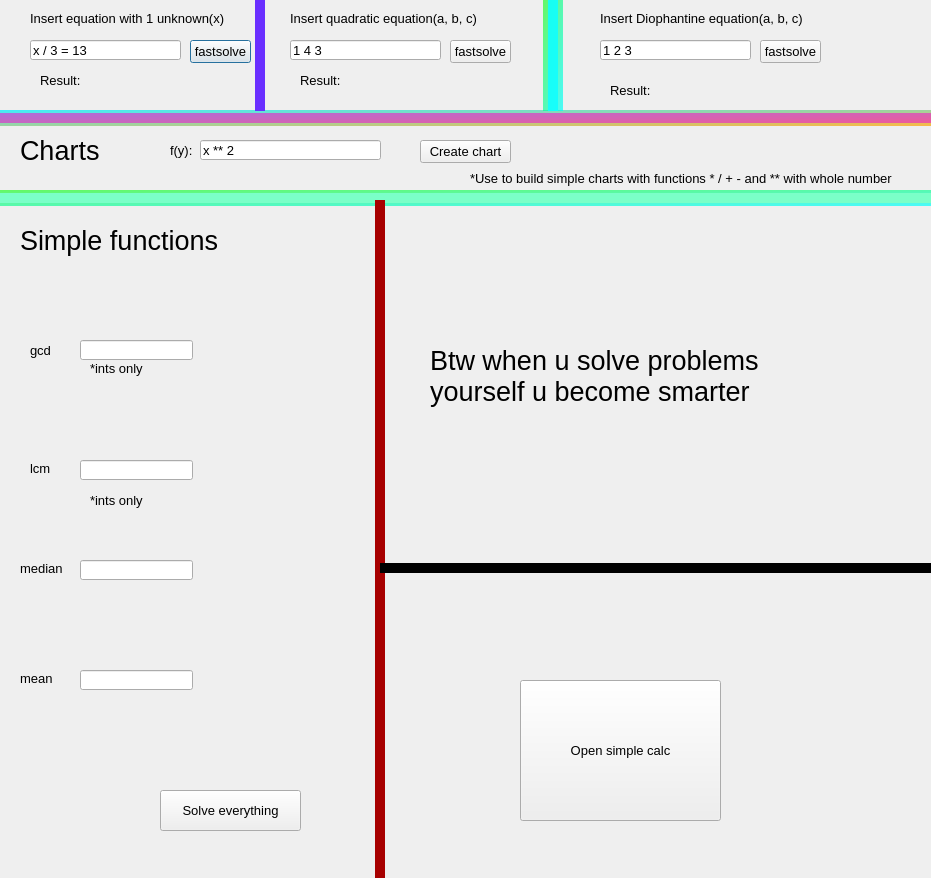
The window that ui_dir/math.ui (aNOOBisTheGod/yandex-lyceum-qt) describes before a commit, drawn with Qt 5.
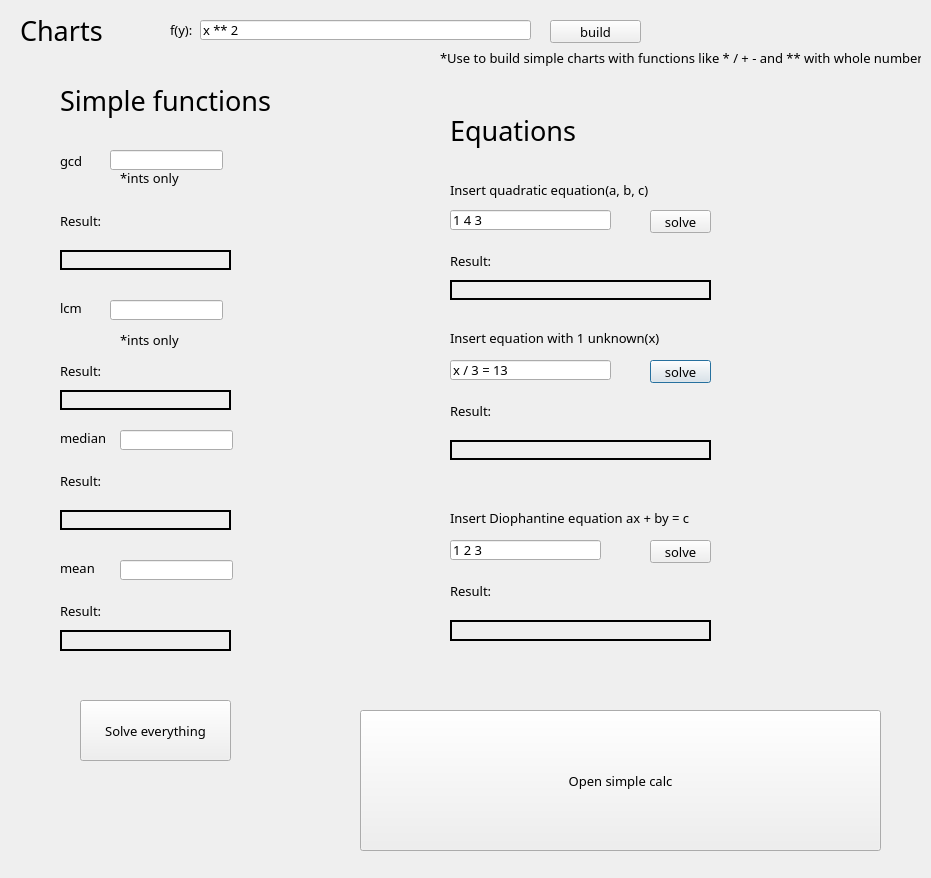
The same window after the commit.

Patch:
```diff
--- a/ui_dir/math.ui
+++ b/ui_dir/math.ui
@@ -12,6 +12,7 @@
   </property>
   <property name="font">
    <font>
+    <family>Atami Oblique</family>
     <pointsize>10</pointsize>
    </font>
   </property>
@@ -21,22 +22,22 @@
   <widget class="QPushButton" name="fs1">
    <property name="geometry">
     <rect>
-     <x>190</x>
-     <y>40</y>
+     <x>650</x>
+     <y>360</y>
      <width>61</width>
      <height>23</height>
     </rect>
    </property>
    <property name="text">
-    <string>fastsolve</string>
+    <string>solve</string>
    </property>
   </widget>
   <widget class="QLabel" name="label">
    <property name="geometry">
     <rect>
-     <x>30</x>
-     <y>10</y>
-     <width>201</width>
+     <x>450</x>
+     <y>330</y>
+     <width>271</width>
      <height>16</height>
     </rect>
    </property>
@@ -52,9 +53,9 @@
   <widget class="QLineEdit" name="eq1">
    <property name="geometry">
     <rect>
-     <x>30</x>
-     <y>40</y>
-     <width>151</width>
+     <x>450</x>
+     <y>360</y>
+     <width>161</width>
      <height>20</height>
     </rect>
    </property>
@@ -65,9 +66,9 @@
   <widget class="QLabel" name="label_2">
    <property name="geometry">
     <rect>
-     <x>40</x>
-     <y>70</y>
-     <width>41</width>
+     <x>450</x>
+     <y>400</y>
+     <width>71</width>
      <height>21</height>
     </rect>
    </property>
@@ -78,68 +79,26 @@
   <widget class="QLabel" name="res1">
    <property name="geometry">
     <rect>
-     <x>90</x>
-     <y>70</y>
-     <width>81</width>
-     <height>16</height>
+     <x>450</x>
+     <y>440</y>
+     <width>261</width>
+     <height>20</height>
     </rect>
    </property>
+   <property name="frameShape">
+    <enum>QFrame::WinPanel</enum>
+   </property>
    <property name="text">
     <string/>
    </property>
   </widget>
-  <widget class="Line" name="line">
-   <property name="geometry">
-    <rect>
-     <x>0</x>
-     <y>110</y>
-     <width>931</width>
-     <height>16</height>
-    </rect>
-   </property>
-   <property name="styleSheet">
-    <string notr="true">background-color: qlineargradient(spread:pad, x1:0, y1:0, x2:1, y2:1, stop:0 rgba(0, 237, 255, 187), stop:1 rgba(255, 162, 0, 182));
-color: rgba(240, 22, 204, 150);</string>
-   </property>
-   <property name="frameShadow">
-    <enum>QFrame::Plain</enum>
-   </property>
-   <property name="lineWidth">
-    <number>10</number>
-   </property>
-   <property name="orientation">
-    <enum>Qt::Horizontal</enum>
-   </property>
-  </widget>
-  <widget class="Line" name="line_2">
-   <property name="geometry">
-    <rect>
-     <x>250</x>
-     <y>0</y>
-     <width>20</width>
-     <height>111</height>
-    </rect>
-   </property>
-   <property name="styleSheet">
-    <string notr="true">color: rgb(105, 46, 255);</string>
-   </property>
-   <property name="frameShadow">
-    <enum>QFrame::Plain</enum>
-   </property>
-   <property name="lineWidth">
-    <number>10</number>
-   </property>
-   <property name="orientation">
-    <enum>Qt::Vertical</enum>
-   </property>
-  </widget>
   <widget class="QLabel" name="label_3">
    <property name="geometry">
     <rect>
-     <x>290</x>
-     <y>10</y>
-     <width>191</width>
-     <height>16</height>
+     <x>450</x>
+     <y>180</y>
+     <width>211</width>
+     <height>20</height>
     </rect>
    </property>
    <property name="font">
@@ -154,22 +113,22 @@
   <widget class="QPushButton" name="fs2">
    <property name="geometry">
     <rect>
-     <x>450</x>
-     <y>40</y>
+     <x>650</x>
+     <y>210</y>
      <width>61</width>
      <height>23</height>
     </rect>
    </property>
    <property name="text">
-    <string>fastsolve</string>
+    <string>solve</string>
    </property>
   </widget>
   <widget class="QLineEdit" name="eq2">
    <property name="geometry">
     <rect>
-     <x>290</x>
-     <y>40</y>
-     <width>151</width>
+     <x>450</x>
+     <y>210</y>
+     <width>161</width>
      <height>20</height>
     </rect>
    </property>
@@ -180,9 +139,9 @@
   <widget class="QLabel" name="label_4">
    <property name="geometry">
     <rect>
-     <x>300</x>
-     <y>70</y>
-     <width>41</width>
+     <x>450</x>
+     <y>250</y>
+     <width>61</width>
      <height>21</height>
     </rect>
    </property>
@@ -193,12 +152,15 @@
   <widget class="QLabel" name="res2">
    <property name="geometry">
     <rect>
-     <x>350</x>
-     <y>70</y>
-     <width>81</width>
-     <height>16</height>
+     <x>450</x>
+     <y>280</y>
+     <width>261</width>
+     <height>20</height>
     </rect>
    </property>
+   <property name="frameShape">
+    <enum>QFrame::WinPanel</enum>
+   </property>
    <property name="text">
     <string/>
    </property>
@@ -207,7 +169,7 @@
    <property name="geometry">
     <rect>
      <x>20</x>
-     <y>135</y>
+     <y>15</y>
      <width>111</width>
      <height>31</height>
     </rect>
@@ -225,7 +187,7 @@
    <property name="geometry">
     <rect>
      <x>170</x>
-     <y>140</y>
+     <y>20</y>
      <width>31</width>
      <height>20</height>
     </rect>
@@ -238,8 +200,8 @@
    <property name="geometry">
     <rect>
      <x>200</x>
-     <y>140</y>
-     <width>181</width>
+     <y>20</y>
+     <width>331</width>
      <height>20</height>
     </rect>
    </property>
@@ -250,75 +212,34 @@
   <widget class="QPushButton" name="chartb">
    <property name="geometry">
     <rect>
-     <x>420</x>
-     <y>140</y>
+     <x>550</x>
+     <y>20</y>
      <width>91</width>
      <height>23</height>
     </rect>
    </property>
    <property name="text">
-    <string>Create chart</string>
-   </property>
-  </widget>
-  <widget class="Line" name="line_3">
-   <property name="geometry">
-    <rect>
-     <x>0</x>
-     <y>190</y>
-     <width>931</width>
-     <height>16</height>
-    </rect>
-   </property>
-   <property name="styleSheet">
-    <string notr="true">color: rgb(123, 255, 200);
-background-color: qlineargradient(spread:pad, x1:0, y1:0, x2:1, y2:1, stop:0 rgba(0, 255, 0, 147), stop:1 rgba(0, 255, 255, 176));</string>
-   </property>
-   <property name="frameShadow">
-    <enum>QFrame::Plain</enum>
-   </property>
-   <property name="lineWidth">
-    <number>10</number>
-   </property>
-   <property name="orientation">
-    <enum>Qt::Horizontal</enum>
+    <string>build</string>
    </property>
   </widget>
   <widget class="QLabel" name="label_7">
    <property name="geometry">
     <rect>
-     <x>470</x>
-     <y>170</y>
-     <width>441</width>
+     <x>440</x>
+     <y>50</y>
+     <width>481</width>
      <height>16</height>
     </rect>
    </property>
    <property name="text">
-    <string>*Use to build simple charts with functions * / + - and ** with whole number</string>
-   </property>
-  </widget>
-  <widget class="QLabel" name="label_8">
-   <property name="geometry">
-    <rect>
-     <x>20</x>
-     <y>220</y>
-     <width>201</width>
-     <height>41</height>
-    </rect>
-   </property>
-   <property name="font">
-    <font>
-     <pointsize>20</pointsize>
-    </font>
-   </property>
-   <property name="text">
-    <string>Simple functions</string>
+    <string>*Use to build simple charts with functions like * / + - and ** with whole number</string>
    </property>
   </widget>
   <widget class="QLineEdit" name="gcd">
    <property name="geometry">
     <rect>
-     <x>80</x>
-     <y>340</y>
+     <x>110</x>
+     <y>150</y>
      <width>113</width>
      <height>20</height>
     </rect>
@@ -327,8 +248,8 @@
   <widget class="QLabel" name="label_9">
    <property name="geometry">
     <rect>
-     <x>30</x>
-     <y>340</y>
+     <x>60</x>
+     <y>150</y>
      <width>31</width>
      <height>21</height>
     </rect>
@@ -340,8 +261,8 @@
   <widget class="QLineEdit" name="lcm">
    <property name="geometry">
     <rect>
-     <x>80</x>
-     <y>460</y>
+     <x>110</x>
+     <y>300</y>
      <width>113</width>
      <height>20</height>
     </rect>
@@ -350,8 +271,8 @@
   <widget class="QLabel" name="label_10">
    <property name="geometry">
     <rect>
-     <x>30</x>
-     <y>460</y>
+     <x>60</x>
+     <y>300</y>
      <width>21</width>
      <height>16</height>
     </rect>
@@ -363,9 +284,9 @@
   <widget class="QLabel" name="label_11">
    <property name="geometry">
     <rect>
-     <x>600</x>
-     <y>10</y>
-     <width>211</width>
+     <x>450</x>
+     <y>510</y>
+     <width>251</width>
      <height>16</height>
     </rect>
    </property>
@@ -375,14 +296,14 @@
     </font>
    </property>
    <property name="text">
-    <string>Insert Diophantine equation(a, b, c)</string>
+    <string>Insert Diophantine equation ax + by = c</string>
    </property>
   </widget>
   <widget class="QLineEdit" name="eq3">
    <property name="geometry">
     <rect>
-     <x>600</x>
-     <y>40</y>
+     <x>450</x>
+     <y>540</y>
      <width>151</width>
      <height>20</height>
     </rect>
@@ -394,45 +315,22 @@
   <widget class="QPushButton" name="fs3">
    <property name="geometry">
     <rect>
-     <x>760</x>
-     <y>40</y>
+     <x>650</x>
+     <y>540</y>
      <width>61</width>
      <height>23</height>
     </rect>
    </property>
    <property name="text">
-    <string>fastsolve</string>
-   </property>
-  </widget>
-  <widget class="Line" name="line_4">
-   <property name="geometry">
-    <rect>
-     <x>543</x>
-     <y>0</y>
-     <width>20</width>
-     <height>111</height>
-    </rect>
-   </property>
-   <property name="styleSheet">
-    <string notr="true">color: qlineargradient(spread:pad, x1:0, y1:0, x2:1, y2:1, stop:0 rgba(255, 108, 0, 228), stop:1 rgba(16, 255, 255, 228));
-background-color: qlineargradient(spread:pad, x1:0, y1:0, x2:1, y2:1, stop:0 rgba(0, 255, 0, 147), stop:1 rgba(0, 255, 255, 176));</string>
-   </property>
-   <property name="frameShadow">
-    <enum>QFrame::Plain</enum>
-   </property>
-   <property name="lineWidth">
-    <number>10</number>
-   </property>
-   <property name="orientation">
-    <enum>Qt::Vertical</enum>
+    <string>solve</string>
    </property>
   </widget>
   <widget class="QLabel" name="label_12">
    <property name="geometry">
     <rect>
-     <x>610</x>
-     <y>80</y>
-     <width>41</width>
+     <x>450</x>
+     <y>580</y>
+     <width>61</width>
      <height>21</height>
     </rect>
    </property>
@@ -443,12 +341,15 @@
   <widget class="QLabel" name="res3">
    <property name="geometry">
     <rect>
-     <x>670</x>
-     <y>80</y>
-     <width>81</width>
+     <x>450</x>
+     <y>620</y>
+     <width>261</width>
      <height>21</height>
     </rect>
    </property>
+   <property name="frameShape">
+    <enum>QFrame::WinPanel</enum>
+   </property>
    <property name="text">
     <string/>
    </property>
@@ -456,8 +357,8 @@
   <widget class="QLabel" name="label_13">
    <property name="geometry">
     <rect>
-     <x>20</x>
-     <y>560</y>
+     <x>60</x>
+     <y>430</y>
      <width>51</width>
      <height>16</height>
     </rect>
@@ -469,8 +370,8 @@
   <widget class="QLineEdit" name="median">
    <property name="geometry">
     <rect>
-     <x>80</x>
-     <y>560</y>
+     <x>120</x>
+     <y>430</y>
      <width>113</width>
      <height>20</height>
     </rect>
@@ -479,8 +380,8 @@
   <widget class="QLineEdit" name="mean">
    <property name="geometry">
     <rect>
-     <x>80</x>
-     <y>670</y>
+     <x>120</x>
+     <y>560</y>
      <width>113</width>
      <height>20</height>
     </rect>
@@ -492,8 +393,8 @@
   <widget class="QLabel" name="label_14">
    <property name="geometry">
     <rect>
-     <x>20</x>
-     <y>670</y>
+     <x>60</x>
+     <y>560</y>
      <width>51</width>
      <height>16</height>
     </rect>
@@ -502,37 +403,18 @@
     <string>mean</string>
    </property>
   </widget>
-  <widget class="Line" name="line_5">
-   <property name="geometry">
-    <rect>
-     <x>370</x>
-     <y>200</y>
-     <width>21</width>
-     <height>681</height>
-    </rect>
-   </property>
-   <property name="styleSheet">
-    <string notr="true">color: rgb(167, 0, 0);</string>
-   </property>
-   <property name="frameShadow">
-    <enum>QFrame::Plain</enum>
-   </property>
-   <property name="lineWidth">
-    <number>10</number>
-   </property>
-   <property name="orientation">
-    <enum>Qt::Vertical</enum>
-   </property>
-  </widget>
   <widget class="QLabel" name="gcdres">
    <property name="geometry">
     <rect>
-     <x>260</x>
-     <y>340</y>
-     <width>47</width>
-     <height>13</height>
+     <x>60</x>
+     <y>250</y>
+     <width>171</width>
+     <height>20</height>
     </rect>
    </property>
+   <property name="frameShape">
+    <enum>QFrame::WinPanel</enum>
+   </property>
    <property name="text">
     <string/>
    </property>
@@ -540,12 +422,15 @@
   <widget class="QLabel" name="medianres">
    <property name="geometry">
     <rect>
-     <x>250</x>
-     <y>560</y>
-     <width>47</width>
-     <height>13</height>
+     <x>60</x>
+     <y>510</y>
+     <width>171</width>
+     <height>20</height>
     </rect>
    </property>
+   <property name="frameShape">
+    <enum>QFrame::WinPanel</enum>
+   </property>
    <property name="text">
     <string/>
    </property>
@@ -553,12 +438,15 @@
   <widget class="QLabel" name="lcmres">
    <property name="geometry">
     <rect>
-     <x>250</x>
-     <y>460</y>
-     <width>47</width>
-     <height>13</height>
+     <x>60</x>
+     <y>390</y>
+     <width>171</width>
+     <height>20</height>
     </rect>
    </property>
+   <property name="frameShape">
+    <enum>QFrame::WinPanel</enum>
+   </property>
    <property name="text">
     <string/>
    </property>
@@ -566,41 +454,30 @@
   <widget class="QLabel" name="meanres">
    <property name="geometry">
     <rect>
-     <x>260</x>
-     <y>670</y>
-     <width>61</width>
-     <height>16</height>
+     <x>60</x>
+     <y>630</y>
+     <width>171</width>
+     <height>21</height>
     </rect>
    </property>
+   <property name="font">
+    <font>
+     <family>Bahnschrift Light</family>
+    </font>
+   </property>
+   <property name="frameShape">
+    <enum>QFrame::WinPanel</enum>
+   </property>
    <property name="text">
     <string/>
    </property>
   </widget>
-  <widget class="Line" name="line_6">
-   <property name="geometry">
-    <rect>
-     <x>380</x>
-     <y>560</y>
-     <width>551</width>
-     <height>16</height>
-    </rect>
-   </property>
-   <property name="frameShadow">
-    <enum>QFrame::Plain</enum>
-   </property>
-   <property name="lineWidth">
-    <number>10</number>
-   </property>
-   <property name="orientation">
-    <enum>Qt::Horizontal</enum>
-   </property>
-  </widget>
   <widget class="QPushButton" name="calcopen">
    <property name="geometry">
     <rect>
-     <x>520</x>
-     <y>680</y>
-     <width>201</width>
+     <x>360</x>
+     <y>710</y>
+     <width>521</width>
      <height>141</height>
     </rect>
    </property>
@@ -611,10 +488,10 @@
   <widget class="QPushButton" name="solveall">
    <property name="geometry">
     <rect>
-     <x>160</x>
-     <y>790</y>
-     <width>141</width>
-     <height>41</height>
+     <x>80</x>
+     <y>700</y>
+     <width>151</width>
+     <height>61</height>
     </rect>
    </property>
    <property name="text">
@@ -624,9 +501,9 @@
   <widget class="QLabel" name="label_15">
    <property name="geometry">
     <rect>
-     <x>90</x>
-     <y>360</y>
-     <width>61</width>
+     <x>120</x>
+     <y>170</y>
+     <width>91</width>
      <height>16</height>
     </rect>
    </property>
@@ -642,9 +519,9 @@
   <widget class="QLabel" name="label_17">
    <property name="geometry">
     <rect>
-     <x>90</x>
-     <y>490</y>
-     <width>61</width>
+     <x>120</x>
+     <y>330</y>
+     <width>91</width>
      <height>20</height>
     </rect>
    </property>
@@ -657,13 +534,31 @@
     <string>*ints only</string>
    </property>
   </widget>
+  <widget class="QLabel" name="label_8">
+   <property name="geometry">
+    <rect>
+     <x>60</x>
+     <y>80</y>
+     <width>221</width>
+     <height>41</height>
+    </rect>
+   </property>
+   <property name="font">
+    <font>
+     <pointsize>20</pointsize>
+    </font>
+   </property>
+   <property name="text">
+    <string>Simple functions</string>
+   </property>
+  </widget>
   <widget class="QLabel" name="label_16">
    <property name="geometry">
     <rect>
-     <x>430</x>
-     <y>260</y>
-     <width>401</width>
-     <height>231</height>
+     <x>450</x>
+     <y>110</y>
+     <width>151</width>
+     <height>41</height>
     </rect>
    </property>
    <property name="font">
@@ -672,8 +567,59 @@
     </font>
    </property>
    <property name="text">
-    <string>Btw when u solve problems
-yourself u become smarter</string>
+    <string>Equations</string>
+   </property>
+  </widget>
+  <widget class="QLabel" name="label_18">
+   <property name="geometry">
+    <rect>
+     <x>60</x>
+     <y>600</y>
+     <width>61</width>
+     <height>21</height>
+    </rect>
+   </property>
+   <property name="text">
+    <string>Result:</string>
+   </property>
+  </widget>
+  <widget class="QLabel" name="label_19">
+   <property name="geometry">
+    <rect>
+     <x>60</x>
+     <y>470</y>
+     <width>61</width>
+     <height>21</height>
+    </rect>
+   </property>
+   <property name="text">
+    <string>Result:</string>
+   </property>
+  </widget>
+  <widget class="QLabel" name="label_20">
+   <property name="geometry">
+    <rect>
+     <x>60</x>
+     <y>360</y>
+     <width>61</width>
+     <height>21</height>
+    </rect>
+   </property>
+   <property name="text">
+    <string>Result:</string>
+   </property>
+  </widget>
+  <widget class="QLabel" name="label_21">
+   <property name="geometry">
+    <rect>
+     <x>60</x>
+     <y>210</y>
+     <width>61</width>
+     <height>21</height>
+    </rect>
+   </property>
+   <property name="text">
+    <string>Result:</string>
    </property>
   </widget>
  </widget>
```
Left out of the diff: 12 changed lines with no effect on the pictures.
